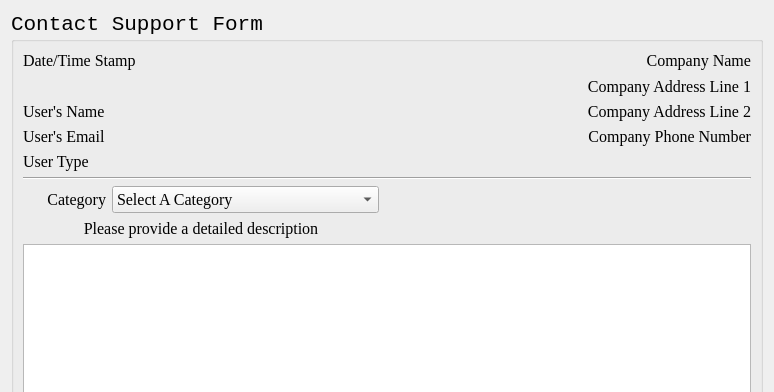
First picture: the form in contactsupportdialog.ui, repository UniversalKraftr/HuTemp, before the edit; both pictures show x 0 to 774 and y 0 to 392 of the 774 by 801 pixel window.
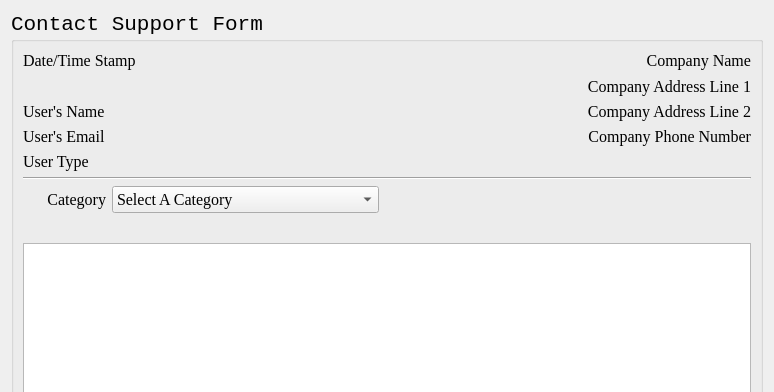
Second picture: the form after the edit.

```diff
--- a/contactsupportdialog.ui
+++ b/contactsupportdialog.ui
@@ -276,7 +276,7 @@
          </font>
         </property>
         <property name="text">
-         <string>Please provide a detailed description</string>
+         <string/>
         </property>
         <property name="alignment">
          <set>Qt::AlignCenter</set>
```
